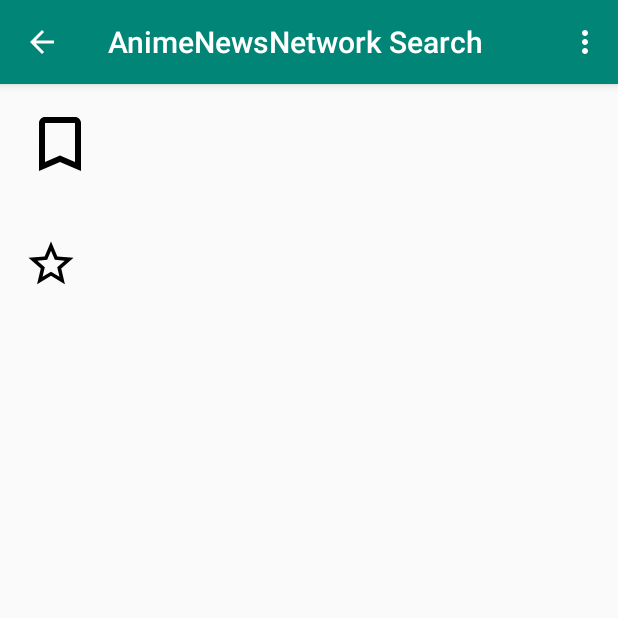
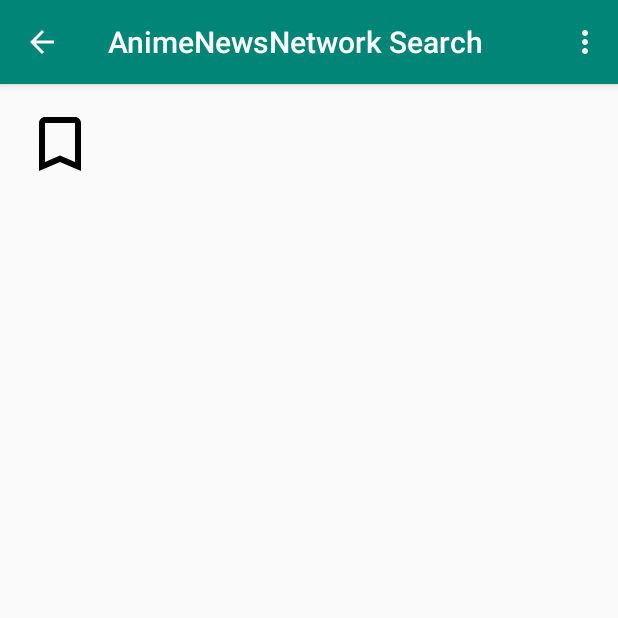
Before and after one commit to OSU-CS492-W19/final-project-final-project-team-23, an Android app: the AnimeDetailActivity screen opened directly, with no data from a screen before it, on a phone screen of 412 x 824 dp, the top half of it. Run offline under Robolectric (Android 15) with nearby library versions, the phone set to English and light mode, and no system bars; our stand-ins replace Room's generated code; network calls fail.

Commit message:
Scrolling details, removed stars

```diff
--- a/app/src/main/java/com/example/android/finalproject/AnimeDetailActivity.java
+++ b/app/src/main/java/com/example/android/finalproject/AnimeDetailActivity.java
@@ -18,7 +18,6 @@ import com.example.android.finalproject.utils.AnimeUtils;
 
 public class AnimeDetailActivity extends AppCompatActivity {
     private TextView mSeriesNameTV;
-    private TextView mSeriesStarsTV;
     private TextView mSeriesDescriptionTV;
     private ImageView mSeriesBookmarkIV;
 
@@ -32,7 +31,6 @@ public class AnimeDetailActivity extends AppCompatActivity {
         setContentView(R.layout.activity_series_detail);
 
         mSeriesNameTV = findViewById(R.id.tv_series_name);
-        mSeriesStarsTV = findViewById(R.id.tv_series_stars);
         mSeriesDescriptionTV = findViewById(R.id.tv_series_description);
         mSeriesBookmarkIV = findViewById(R.id.iv_series_bookmark);
 
@@ -43,7 +41,6 @@ public class AnimeDetailActivity extends AppCompatActivity {
         if (intent != null && intent.hasExtra(AnimeUtils.EXTRA_SEARCH_RESULT)) {
             mSeries = (SingleSearchResult) intent.getSerializableExtra(AnimeUtils.EXTRA_SEARCH_RESULT);
             mSeriesNameTV.setText(mSeries.name);
-            mSeriesStarsTV.setText("" + mSeries.stargazers_count);
             mSeriesDescriptionTV.setText(mSeries.summary);
 
             mSingleSearchResultViewModel.getSearchResultByName(mSeries.name).observe(this, new Observer<SingleSearchResult>() {
--- a/app/src/main/java/com/example/android/finalproject/data/SingleSearchResult.java
+++ b/app/src/main/java/com/example/android/finalproject/data/SingleSearchResult.java
@@ -18,5 +18,4 @@ public class SingleSearchResult implements Serializable {
     public String airDate;
 
     public String html_url;
-    public int stargazers_count;
 }
--- a/app/src/main/java/com/example/android/finalproject/utils/AnimeXMLParser.java
+++ b/app/src/main/java/com/example/android/finalproject/utils/AnimeXMLParser.java
@@ -38,6 +38,11 @@ public class AnimeXMLParser {
             for (int temp = 0; temp < nList.getLength(); temp++) {
                 Node nNode = nList.item(temp);              //Single node for single anime tag, a single search result
                 //System.out.println("\nCurrent Element :" + nNode.getNodeName());
+                seriesName = "";
+                imageURL = "";
+                genres = "";
+                summary = "";
+                airDate = "";
                 if (nNode.getNodeType() == Node.ELEMENT_NODE) {
                     Element eElement = (Element) nNode;     //Single anime tag, as an Element
                     //System.out.println("Anime Name : "+ eElement.getAttribute("name"));       //String for name
@@ -68,7 +73,9 @@ public class AnimeXMLParser {
                         }
                         if(infoInstance.getAttribute("type").equals("Vintage")) {
                             //System.out.println(infos.item(temp2).getTextContent());                 //Date aired
-                            airDate = infos.item(temp2).getTextContent();
+                            if(airDate.equals("")) {            //Use first air date
+                                airDate = infos.item(temp2).getTextContent();
+                            }
                         }
                     }   //Note - end of info for loop
                 }
--- a/app/src/main/res/layout/activity_series_detail.xml
+++ b/app/src/main/res/layout/activity_series_detail.xml
@@ -28,33 +28,15 @@
             android:textColor="#000"/>
     </LinearLayout>
 
-
-    <LinearLayout
+    <ScrollView
         android:layout_width="match_parent"
-        android:layout_height="wrap_content"
-        android:padding="16dp"
-        android:orientation="horizontal">
-
-        <ImageView
-            android:layout_width="36dp"
-            android:layout_height="36dp"
-            android:src="@drawable/ic_star_border_black_24dp"/>
-
+        android:layout_height="wrap_content">
         <TextView
-            android:id="@+id/tv_series_stars"
-            android:layout_width="wrap_content"
+            android:id="@+id/tv_series_description"
+            android:layout_width="match_parent"
             android:layout_height="wrap_content"
-            android:layout_marginLeft="4dp"
-            android:textSize="28sp"
-            android:textColor="#000"/>
-    </LinearLayout>
-
-    <TextView
-        android:id="@+id/tv_series_description"
-        android:layout_width="match_parent"
-        android:layout_height="wrap_content"
-        android:padding="16dp"
-        android:textSize="22sp"/>
-
+            android:padding="16dp"
+            android:textSize="22sp"/>
+    </ScrollView>
 
 </LinearLayout>
```
